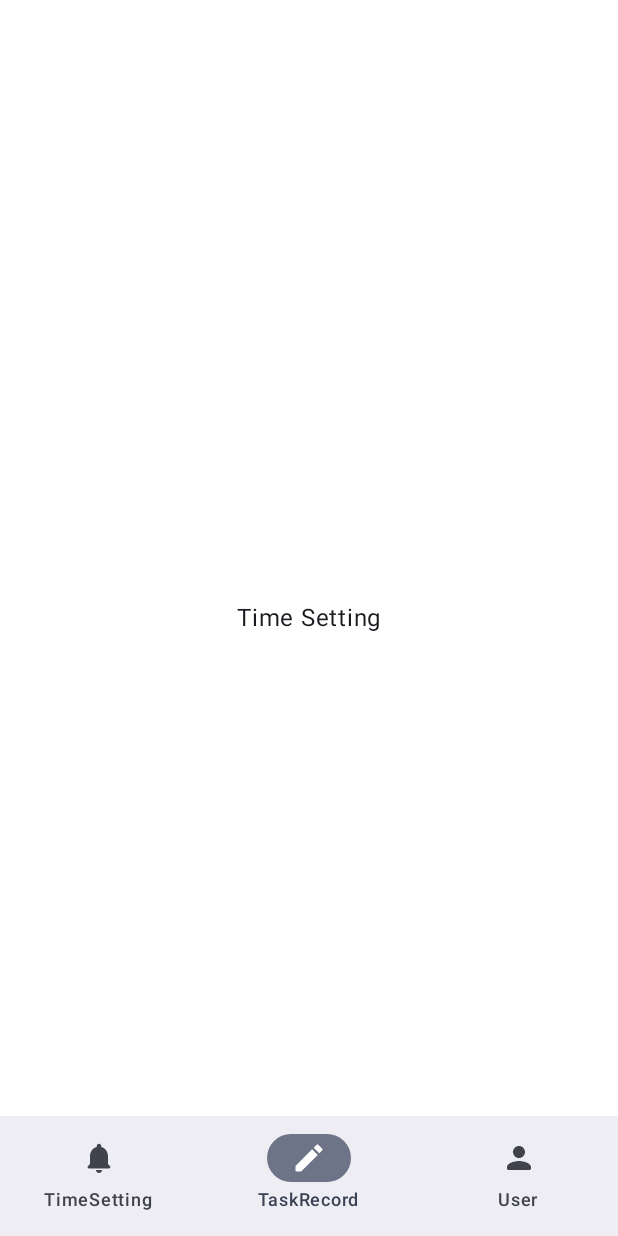
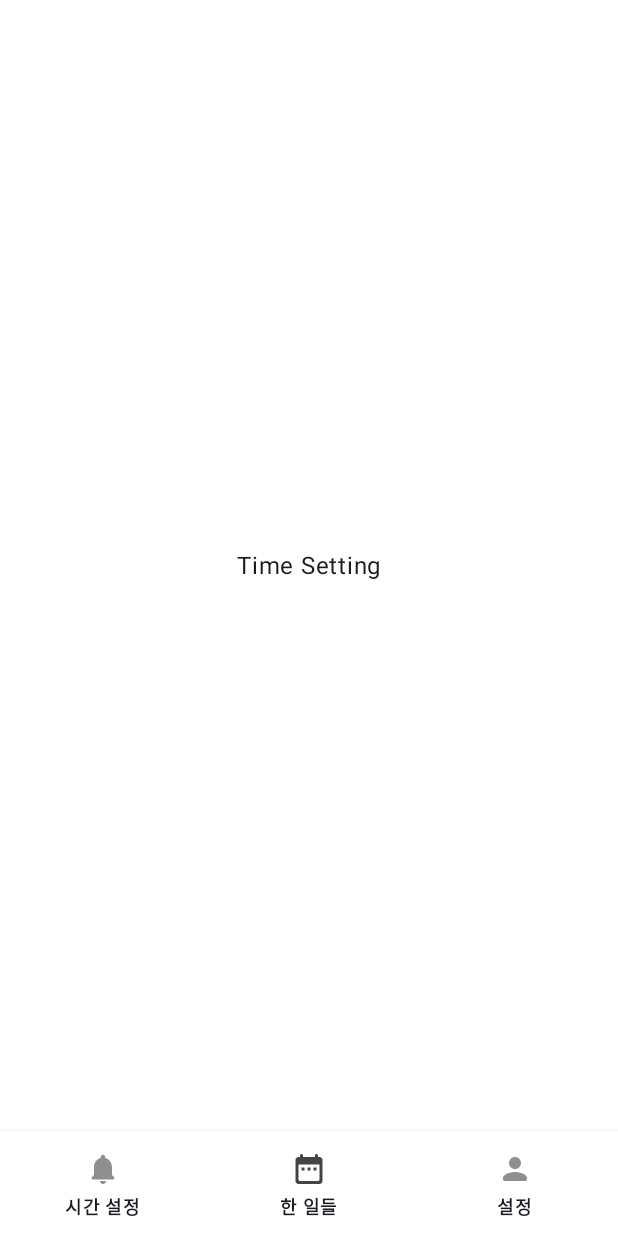
Before and after one commit to jungenoh3/MakeYourMorning, an Android app built with Jetpack Compose: the screen it shows after launch (MainActivity), item 2 of the bottom bar chosen, on a phone screen of 412 x 824 dp. Run offline under Robolectric (Android 15) with nearby library versions, the phone set to English and light mode, and no system bars.

Commit message:
change NavigationBar to BottomNavigationBar

```diff
--- a/app/build.gradle.kts
+++ b/app/build.gradle.kts
@@ -60,6 +60,7 @@ dependencies {
     implementation("androidx.compose.ui:ui-tooling-preview")
     implementation("androidx.compose.material3:material3:1.3.1")
     implementation("androidx.navigation:navigation-compose:2.8.9")
+    implementation("androidx.compose.material:material:1.7.8")
     testImplementation("junit:junit:4.13.2")
     androidTestImplementation("androidx.test.ext:junit:1.2.1")
     androidTestImplementation("androidx.test.espresso:espresso-core:3.6.1")
--- a/app/src/main/java/com/yesnoheun3/makeyourmorning/MainScreen.kt
+++ b/app/src/main/java/com/yesnoheun3/makeyourmorning/MainScreen.kt
@@ -1,104 +1,132 @@
 package com.yesnoheun3.makeyourmorning
 
 import android.annotation.SuppressLint
-import android.content.Context
-import android.content.pm.PackageManager
-import android.os.Build
-import androidx.activity.compose.rememberLauncherForActivityResult
-import androidx.activity.result.contract.ActivityResultContracts
+import androidx.compose.foundation.layout.Box
+import androidx.compose.foundation.layout.PaddingValues
 import androidx.compose.foundation.layout.fillMaxSize
+import androidx.compose.foundation.layout.height
 import androidx.compose.foundation.layout.padding
+//noinspection UsingMaterialAndMaterial3Libraries
+import androidx.compose.material.BottomNavigation
+//noinspection UsingMaterialAndMaterial3Libraries
+import androidx.compose.material.BottomNavigationItem
+//noinspection UsingMaterialAndMaterial3Libraries
+import androidx.compose.material.Icon
 import androidx.compose.material.icons.Icons
-import androidx.compose.material.icons.rounded.Create
+import androidx.compose.material.icons.rounded.DateRange
 import androidx.compose.material.icons.rounded.Notifications
 import androidx.compose.material.icons.rounded.Person
-import androidx.compose.material3.Icon
-import androidx.compose.material3.NavigationBar
-import androidx.compose.material3.NavigationBarItem
 import androidx.compose.material3.Scaffold
 import androidx.compose.material3.Text
 import androidx.compose.runtime.Composable
-import androidx.compose.runtime.LaunchedEffect
 import androidx.compose.runtime.getValue
-import androidx.compose.runtime.mutableIntStateOf
-import androidx.compose.runtime.remember
-import androidx.compose.runtime.setValue
+import androidx.compose.ui.Alignment
 import androidx.compose.ui.Modifier
-import androidx.compose.ui.platform.LocalContext
-import androidx.core.app.ActivityCompat
+import androidx.compose.ui.graphics.Color
+import androidx.compose.ui.graphics.vector.ImageVector
+import androidx.compose.ui.text.font.FontWeight
+import androidx.compose.ui.unit.dp
+import androidx.compose.ui.unit.sp
+import androidx.navigation.NavHostController
+import androidx.navigation.compose.NavHost
+import androidx.navigation.compose.composable
+import androidx.navigation.compose.currentBackStackEntryAsState
+import androidx.navigation.compose.rememberNavController
 import com.yesnoheun3.makeyourmorning.pages.timesetting.TimeSetting
 import com.yesnoheun3.makeyourmorning.pages.TaskRecord
 import com.yesnoheun3.makeyourmorning.pages.User
 
+sealed class BottomNavItem(
+    val title: String,
+    val screenRoute: String,
+    val icon: ImageVector
+){
+    object TimeSetting : BottomNavItem("시간 설정", "timeSetting", Icons.Rounded.Notifications)
+    object TaskRecord : BottomNavItem("한 일들", "taskRecord", Icons.Rounded.DateRange)
+    object User : BottomNavItem("설정", "user", Icons.Rounded.Person)
+}
+
+@Composable
+fun NavigationGraph(navController: NavHostController){
+    NavHost(navController = navController, startDestination = BottomNavItem.TimeSetting.screenRoute) {
+        composable(route =  BottomNavItem.TimeSetting.screenRoute) {
+            TimeSetting()
+        }
+        composable(route = BottomNavItem.TaskRecord.screenRoute) {
+            TaskRecord()
+        }
+        composable(route = BottomNavItem.User.screenRoute) {
+            User()
+        }
+    }
+}
+
+
 @SuppressLint("LaunchDuringComposition")
 @Composable
-fun MainScreen(modifier: Modifier = Modifier) {
-    val context = LocalContext.current
+fun MainScreen() {
+    val navController = rememberNavController()
 
-    val navItemList = listOf(
-        NavItem("TimeSetting", Icons.Rounded.Notifications),
-        NavItem("TaskRecord", Icons.Rounded.Create),
-        NavItem("User", Icons.Rounded.Person)
+    val items = listOf(
+        BottomNavItem.TimeSetting,
+        BottomNavItem.TaskRecord,
+        BottomNavItem.User
     )
 
-    var selectedIndex by remember {
-        mutableIntStateOf(0)
-    }
-
-    val requestPermissionLauncher = rememberLauncherForActivityResult(
-        contract = ActivityResultContracts.RequestPermission()
-    ) { isGranted ->
-        if (isGranted) {
-            // 권한 허용됨
-            System.out.println("알림 권한 허용됨")
-        } else {
-            // 권한 거부됨
-            System.out.println("알림 권한 거부됨")
-        }
-    }
-    LaunchedEffect(Unit) {
-        if (Build.VERSION.SDK_INT >= Build.VERSION_CODES.TIRAMISU) { // API 33+
-            val isPermissionGranted = ActivityCompat.checkSelfPermission(
-                context, "android.permission.POST_NOTIFICATIONS"
-            ) == PackageManager.PERMISSION_GRANTED
-
-            if (!isPermissionGranted) {
-                requestPermissionLauncher.launch("android.permission.POST_NOTIFICATIONS")
-            }
-        }
-    }
-
+    val navBackStackEntry by navController.currentBackStackEntryAsState()
+    val currentRoute = navBackStackEntry?.destination?.route
 
     Scaffold(
         modifier = Modifier.fillMaxSize(),
         bottomBar = {
-            NavigationBar {
-                navItemList.forEachIndexed{ index, navItem ->
-                    NavigationBarItem(
-                        selected = selectedIndex == index,
+            BottomNavigation(
+                modifier = Modifier
+                    .height(70.dp),
+                backgroundColor = Color.White,
+                contentColor = Color.DarkGray
+            ) {
+                items.forEach { item ->
+                    BottomNavigationItem(
+                        modifier = Modifier
+                            .align(alignment = Alignment.CenterVertically),
+                        label = @Composable {
+                            Text(
+                                text = item.title,
+                                fontWeight = FontWeight.Bold,
+                                fontSize = 12.sp
+                            )
+                        },
+                        selected = currentRoute == item.screenRoute,
                         onClick = {
-                                  selectedIndex = index
+                            navController.navigate(item.screenRoute)  {
+                                navController.graph.startDestinationRoute?.let {
+                                    popUpTo(it) {
+                                        saveState = true
+                                    }
+                                }
+                                launchSingleTop = true
+                                restoreState = true
+                            }
                         },
-                        icon = { Icon(imageVector = navItem.icon, contentDescription = "Icon") },
-                        label ={
-                            Text(text = navItem.label)
+                        icon = {
+                            Icon(
+                                item.icon,
+                                "Navigation button",
+                                modifier = Modifier.padding(6.dp))
                         }
                     )
                 }
             }
         }
     ) {innerPadding ->
-        ContentScreen(modifier = Modifier.padding(innerPadding), selectedIndex)
+        CustomNavGraph(innerPadding, navController)
     }
 }
 
 @Composable
-fun ContentScreen(modifier: Modifier = Modifier, selectedIndex : Int) {
-    System.out.println("selectedIndex: $selectedIndex")
+fun CustomNavGraph(innerPadding: PaddingValues, navController: NavHostController) {
+    Box(modifier = Modifier.padding(innerPadding)){
+        NavigationGraph(navController = navController)
+    }
 
-    when(selectedIndex){
-        0-> TimeSetting(modifier)
-        1-> TaskRecord()
-        2-> User()
-    }
 }
--- a/app/src/main/java/com/yesnoheun3/makeyourmorning/NavItem.kt
+++ /dev/null
@@ -1,8 +0,0 @@
-package com.yesnoheun3.makeyourmorning
-
-import androidx.compose.ui.graphics.vector.ImageVector
-
-data class NavItem (
-    val label: String,
-    val icon: ImageVector
-)
```
Also changed, not shown: app/src/main/java/com/yesnoheun3/makeyourmorning/MainActivity.kt (+0 -18 lines), 1 other file.
